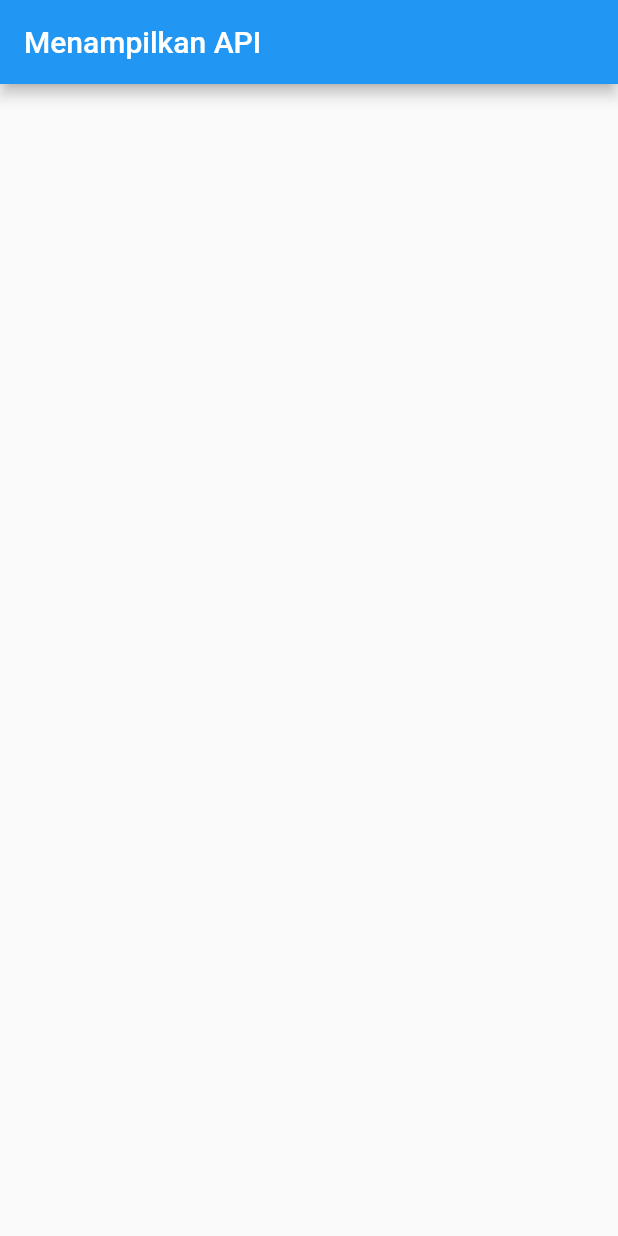
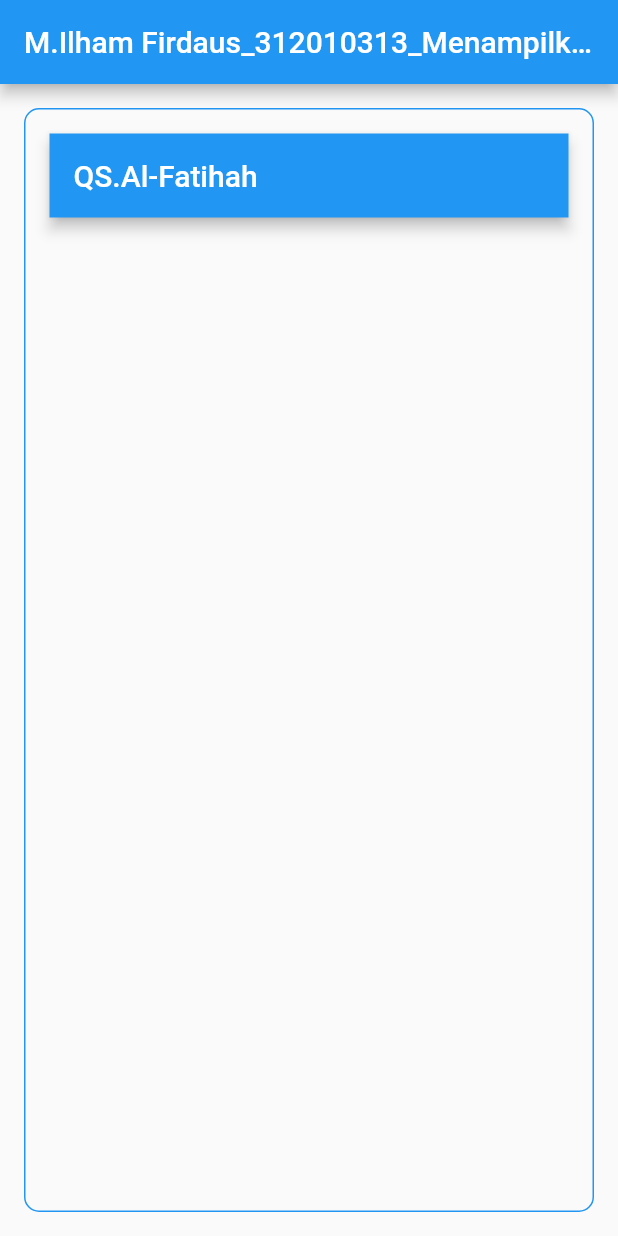
Before and after one commit to Ihm-Frd/UAS_Pemrograman_Mobile, a Flutter app: the screen it shows after launch, on a phone screen of 412 x 824 dp. Run offline on Flutter 3.47's test engine with Material 2 defaults, Android fonts, the phone set to English and light mode, and no system bars; network calls fail.

Commit message:
Tambah tampilan main.dart

```diff
--- a/lib/main.dart
+++ b/lib/main.dart
@@ -11,9 +11,8 @@ void main() {
 }
 
 class MyApp extends StatelessWidget {
-  const MyApp({super.key});
+  const MyApp({Key? key}) : super(key: key);
 
-  // This widget is the root of your application.
   @override
   Widget build(BuildContext context) {
     return MaterialApp(
@@ -21,10 +20,26 @@ class MyApp extends StatelessWidget {
       theme: ThemeData(
         primarySwatch: Colors.blue,
       ),
-      home: MyHomePage(title: 'Menampilkan API'),
+      home: Scaffold(
+        appBar: AppBar(
+          title: Center(child: Text('M.Ilham Firdaus_312010313_Menampilkan API')),
+        ),
+        body: Center(
+          child: Container(
+            margin: EdgeInsets.all(16.0),
+            padding: EdgeInsets.all(16.0),
+            decoration: BoxDecoration(
+              border: Border.all(color: Colors.blue),
+              borderRadius: BorderRadius.circular(10.0),
+            ),
+            child: Center(child: MyHomePage(title: 'QS.Al-Fatihah')),
+          ),
+        ),
+      ),
     );
   }
 }
+
 
 class MyHomePage extends StatefulWidget {
   MyHomePage({Key? key, required this.title}) : super(key: key);
@@ -46,8 +61,8 @@ class _MyHomePageState extends State<MyHomePage> {
 
   @override
   void initState() {
+    super.initState();
     getData();
-    super.initState();
   }
 
   @override
@@ -71,7 +86,8 @@ class _MyHomePageState extends State<MyHomePage> {
         separatorBuilder: (context, index) {
           return Divider();
         },
-        itemCount: listBlog.length,
+        itemCount: listBlog.length ??
+            0, // Menggunakan null check untuk menghindari eror
       ),
     );
   }
--- a/lib/repository.dart
+++ b/lib/repository.dart
@@ -1,5 +1,3 @@
-
-
 //ini dh jadi
 import 'dart:convert';
 
```
Also changed, not shown: lib/model.dart (line endings or trailing spaces).
